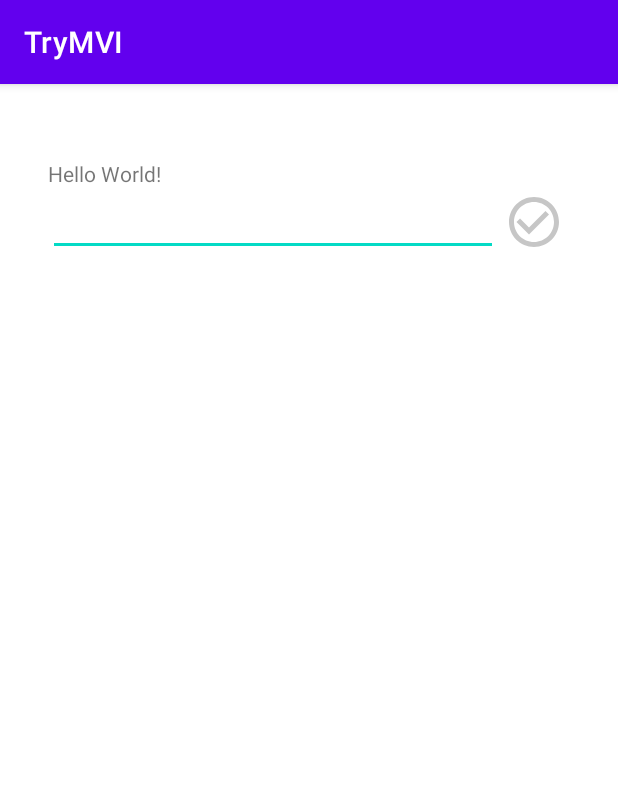
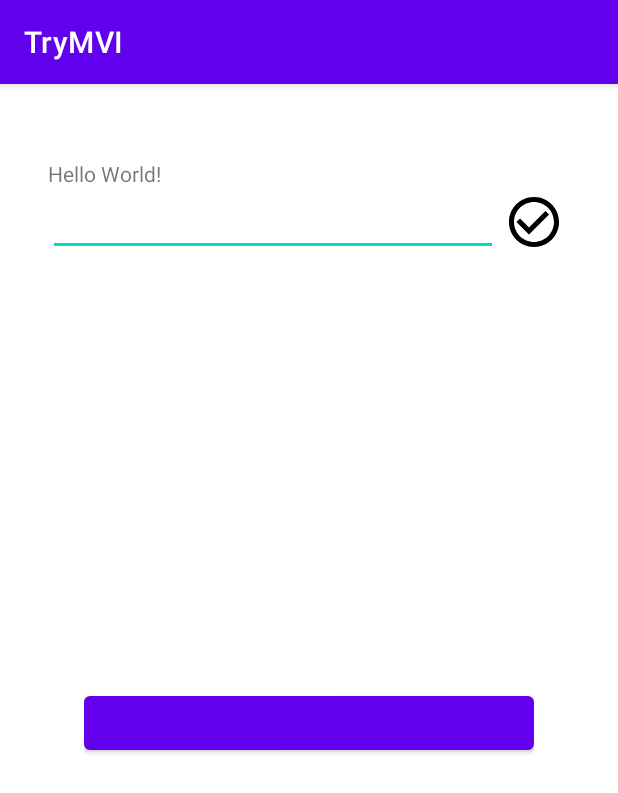
Before and after one commit to Metallikl/TryMVI, an Android app: the screen it shows after launch (MainActivity), on a phone screen of 412 x 824 dp. Shown: the top 793 px of the screen. Run offline under Robolectric (Android 15) with nearby library versions, the phone set to English and light mode, and no system bars; our stand-ins replace Shimmer, data binding; 8 statements that could not run were skipped.

Commit message:
Aplicado BindingAdapters, estado INITIAL e shimmer no icone

```diff
--- a/app/build.gradle
+++ b/app/build.gradle
@@ -1,6 +1,7 @@
 plugins {
     id 'com.android.application'
     id 'org.jetbrains.kotlin.android'
+    id "org.jetbrains.kotlin.kapt"
 }
 
 android {
--- a/app/src/main/java/com/luche/trymvi/MainActivity.kt
+++ b/app/src/main/java/com/luche/trymvi/MainActivity.kt
@@ -64,22 +64,25 @@ class MainActivity : AppCompatActivity() {
     private fun setupObservers() {
         viewModel.viewState.state.observe(this, Observer { state ->
             when (state) {
+                INITIAL -> {
+                    //stopShimmer()
+                }
                 LOADING -> {
                     showToast(LOADING.toString())
                     hideSendButton()
-                    startShimmer()
+                    //startShimmer()
                 }
                 ERROR -> {
                     showToast(ERROR.toString())
-                    stopShimmer()
+                    //stopShimmer()
                 }
                 SUCCESS -> {
                     showToast(SUCCESS.toString())
-                    stopShimmer()
+                    //stopShimmer()
                 }
                 else -> {
                     showToast("Vizi")
-                    stopShimmer()
+                    //stopShimmer()
                 }
             }
         })
--- /dev/null
+++ b/app/src/main/java/com/luche/trymvi/adapter/BindingAdapters.kt
@@ -0,0 +1,20 @@
+package com.luche.trymvi.adapter
+
+import android.view.View
+import androidx.core.view.isVisible
+import androidx.databinding.BindingAdapter
+import com.facebook.shimmer.ShimmerFrameLayout
+
+@BindingAdapter("app:shouldBeVisible")
+fun View.shouldBeVisible(isVisible: Boolean) {
+    this.isVisible = isVisible
+}
+
+@BindingAdapter("app:showShimmerEffect")
+fun ShimmerFrameLayout.showShimmerEffect(show: Boolean) {
+    if (show) {
+        this.startShimmer()
+    } else this.stopShimmer()
+    //
+    this.showShimmer(show)
+}
--- a/app/src/main/java/com/luche/trymvi/viewModel/MainActViewModel.kt
+++ b/app/src/main/java/com/luche/trymvi/viewModel/MainActViewModel.kt
@@ -20,13 +20,14 @@ class MainActViewModel : ViewModel() {
     }
 
     private fun initializeScreen() {
+        viewState.state.value = MainActViewState.STATE.INITIAL
         viewModelScope.launch {
-            viewState.state.value = MainActViewState.STATE.LOADING
+            delay(5000)
             viewState.let {
                 it.name.value = ""
                 it.interaction.value = MainActViewState.ViewInteraction.HideSaveBtn
             }
-            viewState.state.value = MainActViewState.STATE.SUCCESS
+            viewState.state.postValue(MainActViewState.STATE.SUCCESS)
         }
 
     }
--- a/app/src/main/java/com/luche/trymvi/viewState/MainActViewState.kt
+++ b/app/src/main/java/com/luche/trymvi/viewState/MainActViewState.kt
@@ -9,10 +9,14 @@ import androidx.lifecycle.switchMap
 class MainActViewState {
     //reflete o estado atual
     val state = MutableLiveData<STATE>().apply {
-        MainActViewState.STATE.SUCCESS
+        STATE.INITIAL
     }
     //reflete uma inteação entre o model do MVI / viewModel
     val interaction = MutableLiveData<ViewInteraction>()
+
+    val isInitial : LiveData<Boolean> = map(state){
+        it == STATE.INITIAL
+    }
 
     val isLoadingState : LiveData<Boolean> = map(state){
         it == STATE.LOADING
@@ -42,6 +46,7 @@ class MainActViewState {
     }
     //Representa os estados da tela.
     enum class STATE {
+        INITIAL,
         LOADING,
         ERROR,
         SUCCESS
--- a/app/src/main/res/color/enable_colors_states.xml
+++ b/app/src/main/res/color/enable_colors_states.xml
@@ -1,6 +1,7 @@
 <?xml version="1.0" encoding="utf-8"?>
 <selector xmlns:android="http://schemas.android.com/apk/res/android">
+    <item android:color="@color/teal_700" android:state_active="true"/>
     <item android:color="@color/gray" android:state_enabled="false"/>
-    <item android:color="@color/teal_700" android:state_enabled="true"/>
-    <item android:color="@color/teal_700"/>
+    <item android:color="@color/teal_200" android:state_enabled="true"/>
+    <item android:color="@color/teal_200"/>
 </selector>
--- a/app/src/main/res/layout/activity_main.xml
+++ b/app/src/main/res/layout/activity_main.xml
@@ -1,13 +1,14 @@
 <?xml version="1.0" encoding="utf-8"?>
-<layout
-    xmlns:app="http://schemas.android.com/apk/res-auto"
-    xmlns:tools="http://schemas.android.com/tools"
-    >
+<layout xmlns:app="http://schemas.android.com/apk/res-auto"
+    xmlns:tools="http://schemas.android.com/tools">
+
     <data>
+
         <variable
             name="viewModel"
             type="com.luche.trymvi.viewModel.MainActViewModel" />
     </data>
+
     <androidx.constraintlayout.widget.ConstraintLayout xmlns:android="http://schemas.android.com/apk/res/android"
         android:layout_width="match_parent"
         android:layout_height="match_parent"
@@ -27,37 +28,82 @@
             android:id="@+id/etName"
             android:layout_width="0dp"
             android:layout_height="wrap_content"
-            tools:text="Name Name Name Name Name Name Name Name Name  Name  Name  Name "
             android:text="@{viewModel.viewState.name}"
+            app:layout_constrainedWidth="true"
             app:layout_constraintEnd_toStartOf="@+id/ivValidade"
             app:layout_constraintHorizontal_bias="0.0"
             app:layout_constraintStart_toStartOf="@+id/tvNameLbl"
             app:layout_constraintTop_toBottomOf="@+id/tvNameLbl"
-            app:layout_constrainedWidth="true" />
+            tools:text="Name Name Name Name Name Name Name Name Name  Name  Name  Name "
+            android:enabled="@{!viewModel.viewState.isInitial()}"
+            />
 
         <ImageView
             android:id="@+id/ivValidade"
             android:layout_width="48dp"
             android:layout_height="48dp"
             android:layout_marginEnd="32dp"
+            android:enabled="@{viewModel.viewState.isValidadeButtonEnabled}"
             android:padding="4dp"
             app:layout_constraintBottom_toBottomOf="@+id/etName"
             app:layout_constraintEnd_toEndOf="parent"
             app:layout_constraintTop_toTopOf="@+id/etName"
             app:srcCompat="@drawable/ic_baseline_check_circle_outline_24"
-            android:enabled= "@{viewModel.viewState.isValidadeButtonEnabled}"
             app:tint="@color/enable_colors_states" />
+
+        <com.facebook.shimmer.ShimmerFrameLayout
+            android:id="@+id/sfValidator"
+            android:layout_width="48dp"
+            android:layout_height="48dp"
+            android:layout_marginEnd="32dp"
+            app:layout_constraintBottom_toBottomOf="@+id/etName"
+            app:layout_constraintEnd_toEndOf="parent"
+            app:layout_constraintTop_toTopOf="@+id/etName"
+            app:shimmer_direction="left_to_right"
+            app:shimmer_shape="radial"
+            app:showShimmerEffect="@{viewModel.viewState.isInitial()}">
+
+            <ImageView
+                android:layout_width="match_parent"
+                android:layout_height="match_parent"
+                android:padding="4dp"
+                android:src="@drawable/ic_baseline_check_circle_outline_24" />
+        </com.facebook.shimmer.ShimmerFrameLayout>
 
         <TextView
             android:id="@+id/tvCounter"
             android:layout_width="0dp"
             android:layout_height="wrap_content"
-            tools:text="30"
             android:text="@{viewModel.viewState.counter.toString()}"
             app:layout_constraintEnd_toEndOf="@+id/etName"
             app:layout_constraintHorizontal_bias="0.0"
             app:layout_constraintStart_toStartOf="@+id/etName"
-            app:layout_constraintTop_toBottomOf="@+id/etName" />
+            app:layout_constraintTop_toBottomOf="@+id/etName"
+            tools:text="30" />
+
+        <com.facebook.shimmer.ShimmerFrameLayout
+            android:id="@+id/sfLayout"
+            android:layout_width="300dp"
+            android:layout_height="wrap_content"
+            android:layout_marginBottom="50dp"
+            app:layout_constraintBottom_toBottomOf="parent"
+            app:layout_constraintEnd_toEndOf="parent"
+            app:layout_constraintStart_toStartOf="parent"
+            app:layout_constraintTop_toBottomOf="@+id/tvCounter"
+            app:shimmer_auto_start="true"
+            app:shimmer_direction="left_to_right"
+            app:shimmer_shape="radial"
+            app:showShimmerEffect="@{viewModel.viewState.isLoadingState() || viewModel.viewState.isInitial()}">
+
+            <Button
+                android:id="@+id/btnShimmer"
+                android:layout_width="match_parent"
+                android:layout_height="wrap_content"
+                app:layout_constraintBottom_toBottomOf="parent"
+                app:layout_constraintEnd_toEndOf="parent"
+                app:layout_constraintStart_toStartOf="parent"
+                app:layout_constraintTop_toBottomOf="@+id/tvCounter" />
+        </com.facebook.shimmer.ShimmerFrameLayout>
 
         <Button
             android:id="@+id/btnSendName"
@@ -65,35 +111,10 @@
             android:layout_height="wrap_content"
             android:layout_marginBottom="50dp"
             android:text="Button"
+            android:visibility="gone"
             app:layout_constraintBottom_toBottomOf="parent"
             app:layout_constraintEnd_toEndOf="parent"
             app:layout_constraintStart_toStartOf="parent"
-            app:layout_constraintTop_toBottomOf="@+id/tvCounter"
-            />
-
-<!--        app:showShimmerEffect="@{viewModel.viewState.isLoadingState()}"-->
-        <com.facebook.shimmer.ShimmerFrameLayout
-            android:id="@+id/sfLayout"
-            android:layout_width="300dp"
-            android:layout_height="wrap_content"
-            app:layout_constraintTop_toBottomOf="@+id/tvCounter"
-            app:layout_constraintStart_toStartOf="parent"
-            app:layout_constraintEnd_toEndOf="parent"
-            app:layout_constraintBottom_toBottomOf="parent"
-            android:layout_marginBottom="50dp"
-            app:shimmer_direction="left_to_right"
-            app:shimmer_shape="radial"
-            >
-            <Button
-                android:id="@+id/btnShimmer"
-                android:layout_width="match_parent"
-                android:layout_height="wrap_content"
-                app:layout_constraintBottom_toBottomOf="parent"
-                app:layout_constraintEnd_toEndOf="parent"
-                app:layout_constraintStart_toStartOf="parent"
-                app:layout_constraintTop_toBottomOf="@+id/tvCounter"
-                />
-        </com.facebook.shimmer.ShimmerFrameLayout>
-
+            app:layout_constraintTop_toBottomOf="@+id/tvCounter" />
     </androidx.constraintlayout.widget.ConstraintLayout>
 </layout>
```
